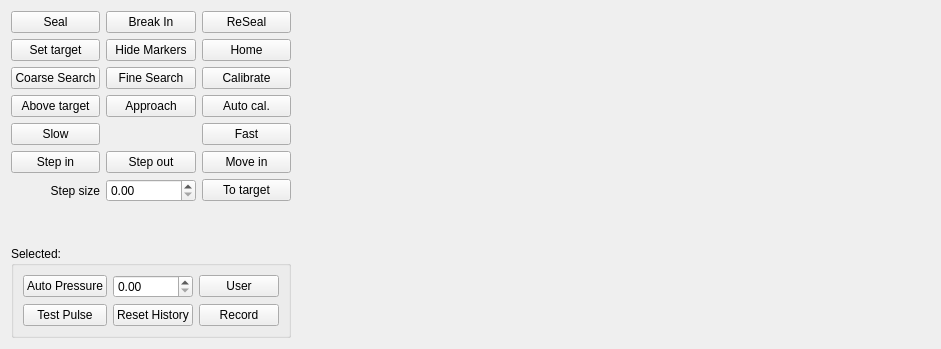
Qt form acq4/modules/MultiPatch/multipatchTemplate.ui (acq4/acq4) before a commit.
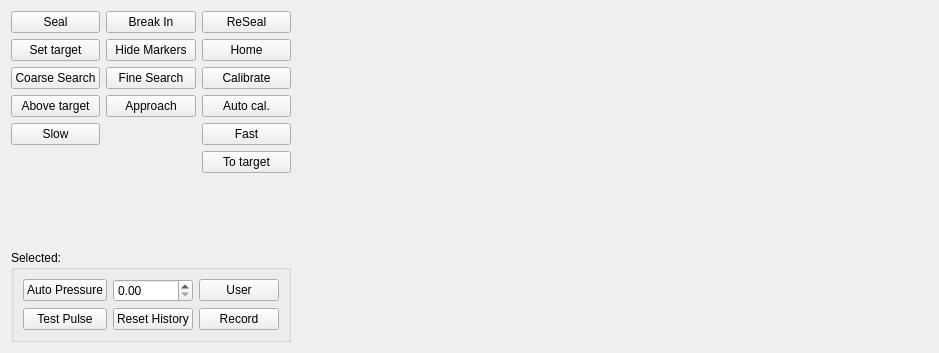
The same form after that commit. Custom widgets are drawn as their Qt base class.

Patch:
```diff
--- a/acq4/modules/MultiPatch/multipatchTemplate.ui
+++ b/acq4/modules/MultiPatch/multipatchTemplate.ui
@@ -6,8 +6,8 @@
    <rect>
     <x>0</x>
     <y>0</y>
-    <width>941</width>
-    <height>349</height>
+    <width>939</width>
+    <height>353</height>
    </rect>
   </property>
   <property name="windowTitle">
@@ -127,55 +127,14 @@
      </property>
     </widget>
    </item>
-   <item row="5" column="0">
-    <widget class="QPushButton" name="stepInBtn">
-     <property name="text">
-      <string>Step in</string>
-     </property>
-    </widget>
-   </item>
-   <item row="5" column="1">
-    <widget class="QPushButton" name="stepOutBtn">
-     <property name="text">
-      <string>Step out</string>
-     </property>
-    </widget>
-   </item>
    <item row="5" column="2">
-    <widget class="QPushButton" name="moveInBtn">
-     <property name="text">
-      <string>Move in</string>
-     </property>
-    </widget>
-   </item>
-   <item row="6" column="0">
-    <widget class="QLabel" name="label">
-     <property name="text">
-      <string>Step size</string>
-     </property>
-     <property name="alignment">
-      <set>Qt::AlignRight|Qt::AlignTrailing|Qt::AlignVCenter</set>
-     </property>
-    </widget>
-   </item>
-   <item row="6" column="1">
-    <widget class="SpinBox" name="stepSizeSpin">
-     <property name="sizePolicy">
-      <sizepolicy hsizetype="Preferred" vsizetype="Fixed">
-       <horstretch>0</horstretch>
-       <verstretch>0</verstretch>
-      </sizepolicy>
-     </property>
-    </widget>
-   </item>
-   <item row="6" column="2">
     <widget class="QPushButton" name="toTargetBtn">
      <property name="text">
       <string>To target</string>
      </property>
     </widget>
    </item>
-   <item row="7" column="1">
+   <item row="6" column="1">
     <spacer name="verticalSpacer_3">
      <property name="orientation">
       <enum>Qt::Vertical</enum>
@@ -188,7 +147,7 @@
      </property>
     </spacer>
    </item>
-   <item row="8" column="0" colspan="3">
+   <item row="7" column="0" colspan="3">
     <widget class="QGroupBox" name="selectedGroupBox">
      <property name="title">
       <string>Selected: </string>
@@ -247,7 +206,7 @@
      </layout>
     </widget>
    </item>
-   <item row="0" column="3" rowspan="9">
+   <item row="0" column="3" rowspan="8">
     <widget class="QWidget" name="matrixWidget" native="true">
      <property name="sizePolicy">
       <sizepolicy hsizetype="Expanding" vsizetype="Expanding">
@@ -267,13 +226,6 @@
    </item>
   </layout>
  </widget>
- <customwidgets>
-  <customwidget>
-   <class>SpinBox</class>
-   <extends>QDoubleSpinBox</extends>
-   <header>acq4.pyqtgraph</header>
-  </customwidget>
- </customwidgets>
  <resources/>
  <connections/>
 </ui>
```
